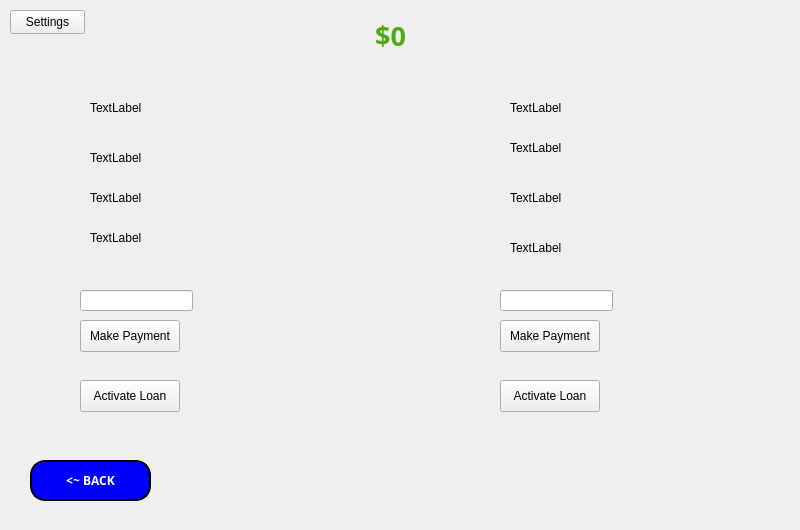
NandhiniRam2005/CS3505-Group-Assignment9-LifeInvestor, file mainwindow.ui: the form before one commit.
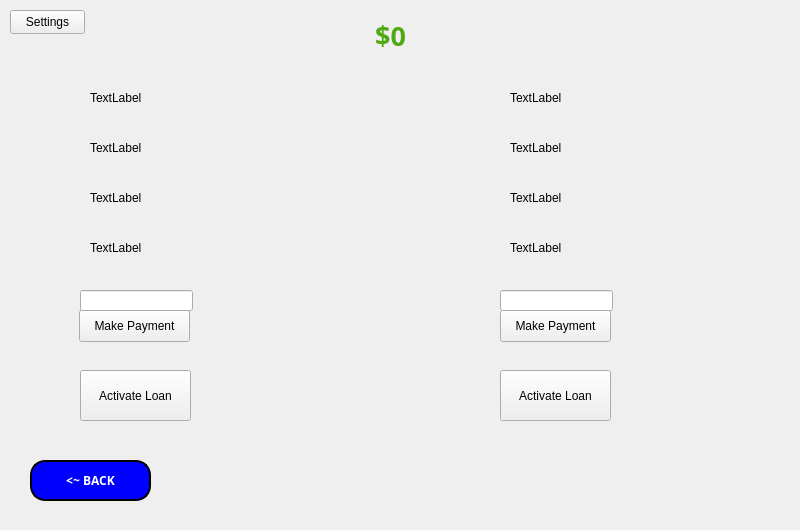
The form after the commit. The open tabs and pages were chosen to show the change. Icons and pictures are not drawn.

Commit message: fixed up labels in ui for loans

Patch:
```diff
--- a/mainwindow.ui
+++ b/mainwindow.ui
@@ -2894,8 +2894,8 @@
       <property name="geometry">
        <rect>
         <x>90</x>
-        <y>100</y>
-        <width>58</width>
+        <y>90</y>
+        <width>181</width>
         <height>16</height>
        </rect>
       </property>
@@ -2907,8 +2907,8 @@
       <property name="geometry">
        <rect>
         <x>510</x>
-        <y>100</y>
-        <width>58</width>
+        <y>90</y>
+        <width>241</width>
         <height>16</height>
        </rect>
       </property>
@@ -2920,8 +2920,8 @@
       <property name="geometry">
        <rect>
         <x>90</x>
-        <y>150</y>
-        <width>58</width>
+        <y>140</y>
+        <width>181</width>
         <height>16</height>
        </rect>
       </property>
@@ -2934,7 +2934,7 @@
        <rect>
         <x>510</x>
         <y>140</y>
-        <width>58</width>
+        <width>231</width>
         <height>16</height>
        </rect>
       </property>
@@ -2947,7 +2947,7 @@
        <rect>
         <x>90</x>
         <y>190</y>
-        <width>58</width>
+        <width>201</width>
         <height>16</height>
        </rect>
       </property>
@@ -2960,7 +2960,7 @@
        <rect>
         <x>510</x>
         <y>190</y>
-        <width>58</width>
+        <width>211</width>
         <height>16</height>
        </rect>
       </property>
@@ -2972,8 +2972,8 @@
       <property name="geometry">
        <rect>
         <x>90</x>
-        <y>230</y>
-        <width>58</width>
+        <y>240</y>
+        <width>201</width>
         <height>16</height>
        </rect>
       </property>
@@ -2986,7 +2986,7 @@
        <rect>
         <x>510</x>
         <y>240</y>
-        <width>58</width>
+        <width>211</width>
         <height>16</height>
        </rect>
       </property>
@@ -3017,9 +3017,9 @@
      <widget class="QPushButton" name="activateLoan1Button">
       <property name="geometry">
        <rect>
-        <x>80</x>
-        <y>320</y>
-        <width>100</width>
+        <x>79</x>
+        <y>310</y>
+        <width>111</width>
         <height>32</height>
        </rect>
       </property>
@@ -3031,8 +3031,8 @@
       <property name="geometry">
        <rect>
         <x>500</x>
-        <y>320</y>
-        <width>100</width>
+        <y>310</y>
+        <width>111</width>
         <height>32</height>
        </rect>
       </property>
@@ -3044,9 +3044,9 @@
       <property name="geometry">
        <rect>
         <x>80</x>
-        <y>380</y>
-        <width>100</width>
-        <height>32</height>
+        <y>370</y>
+        <width>111</width>
+        <height>51</height>
        </rect>
       </property>
       <property name="text">
@@ -3057,9 +3057,9 @@
       <property name="geometry">
        <rect>
         <x>500</x>
-        <y>380</y>
-        <width>100</width>
-        <height>32</height>
+        <y>370</y>
+        <width>111</width>
+        <height>51</height>
        </rect>
       </property>
       <property name="text">
```
Left out of the diff: 2 changed lines with no effect on the pictures.
